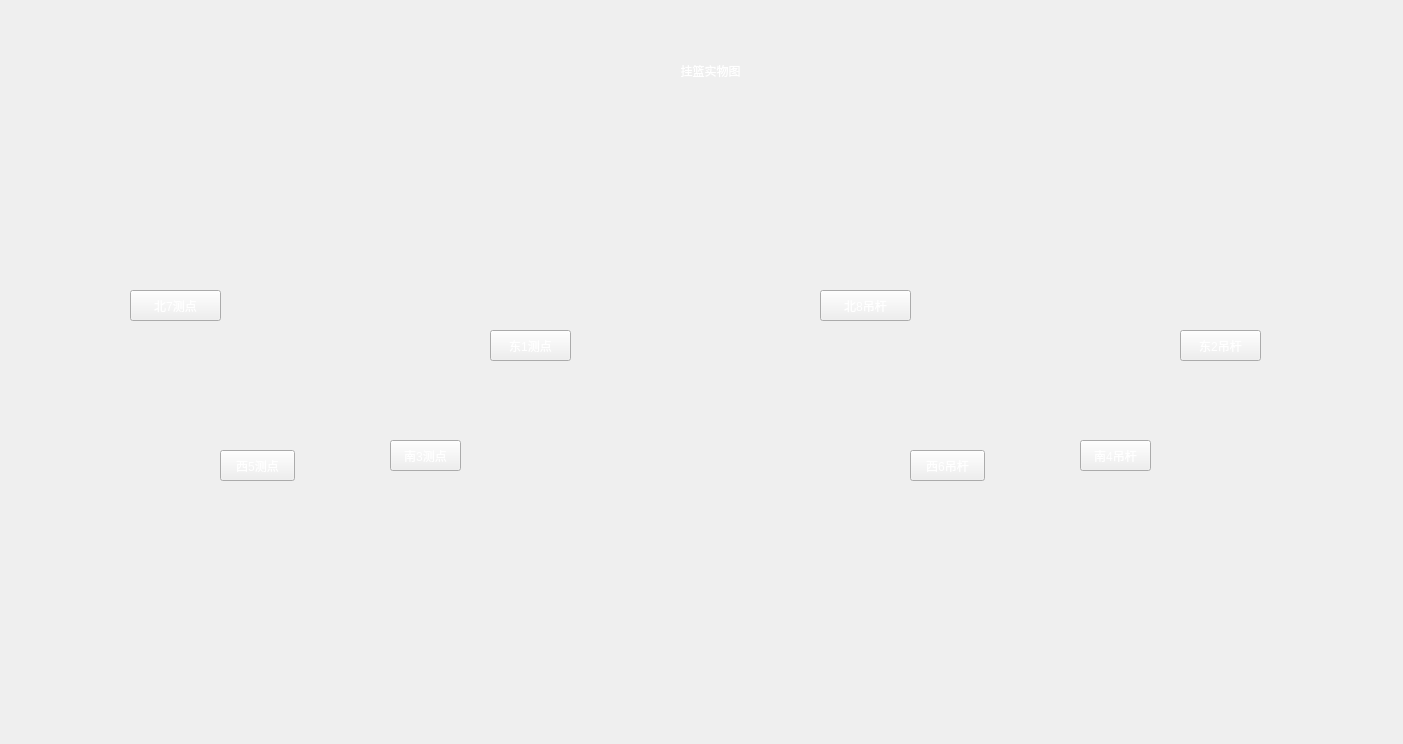
The window that homepage.ui (mynameyangtao/YuQianPro) describes before a commit, drawn with Qt 5.
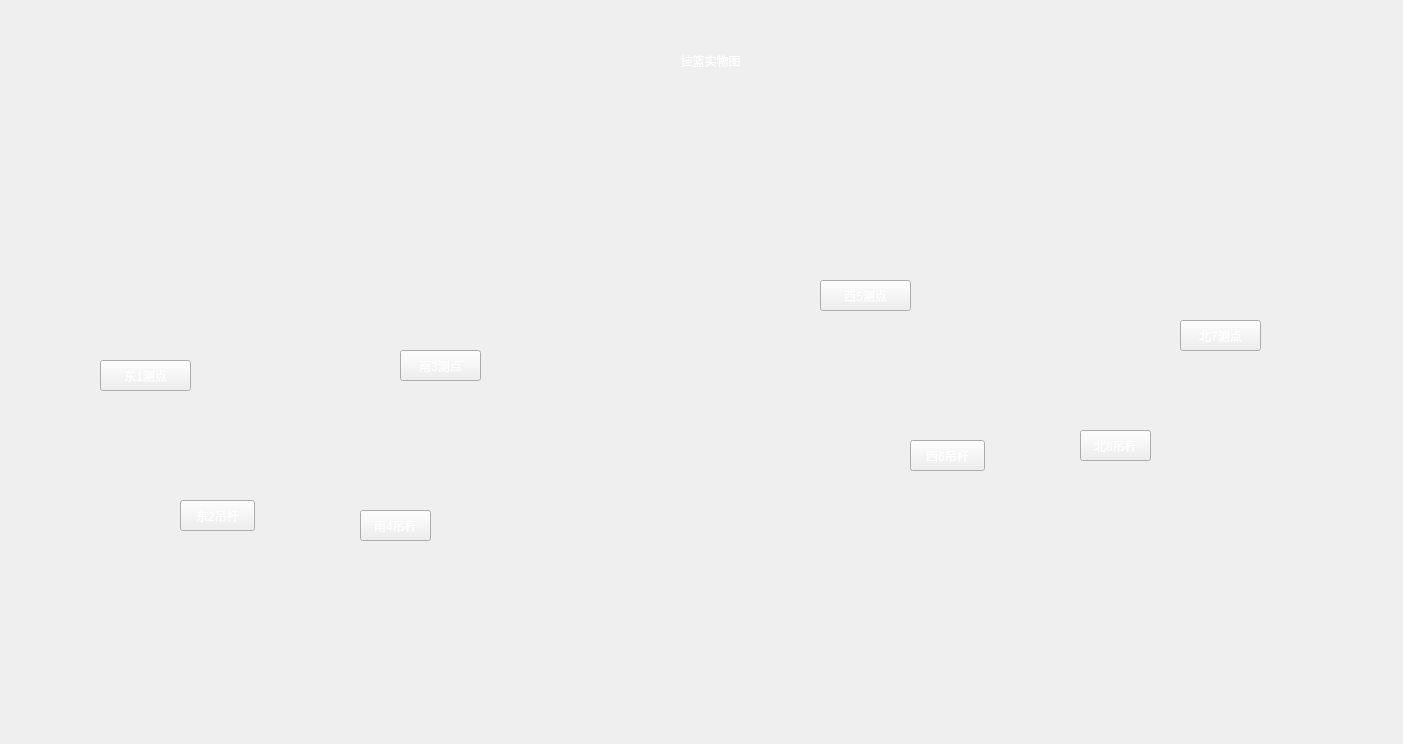
The same window after the commit. Icons and pictures are not drawn.

Patch:
```diff
--- a/homepage.ui
+++ b/homepage.ui
@@ -17,9 +17,9 @@
    <property name="geometry">
     <rect>
      <x>10</x>
-     <y>10</y>
+     <y>0</y>
      <width>1391</width>
-     <height>721</height>
+     <height>731</height>
     </rect>
    </property>
    <property name="styleSheet">
@@ -41,8 +41,8 @@
     <widget class="QPushButton" name="WestLeft">
      <property name="geometry">
       <rect>
-       <x>90</x>
-       <y>160</y>
+       <x>60</x>
+       <y>240</y>
        <width>91</width>
        <height>31</height>
       </rect>
@@ -53,14 +53,14 @@
 background-image: url(:/back/image/BG.jpg);</string>
      </property>
      <property name="text">
-      <string>北7测点</string>
+      <string>东1测点</string>
      </property>
     </widget>
     <widget class="QPushButton" name="WestSouth">
      <property name="geometry">
       <rect>
-       <x>180</x>
-       <y>320</y>
+       <x>140</x>
+       <y>380</y>
        <width>75</width>
        <height>31</height>
       </rect>
@@ -71,14 +71,14 @@
 background-image: url(:/back/image/BG.jpg);</string>
      </property>
      <property name="text">
-      <string>西5测点</string>
+      <string>东2吊杆</string>
      </property>
     </widget>
     <widget class="QPushButton" name="EastSouth">
      <property name="geometry">
       <rect>
-       <x>350</x>
-       <y>310</y>
+       <x>320</x>
+       <y>390</y>
        <width>71</width>
        <height>31</height>
       </rect>
@@ -89,14 +89,14 @@
 background-image: url(:/back/image/BG.jpg);</string>
      </property>
      <property name="text">
-      <string>南3测点</string>
+      <string>南4吊杆</string>
      </property>
     </widget>
     <widget class="QPushButton" name="EastNorth">
      <property name="geometry">
       <rect>
-       <x>450</x>
-       <y>200</y>
+       <x>360</x>
+       <y>230</y>
        <width>81</width>
        <height>31</height>
       </rect>
@@ -107,7 +107,7 @@
 background-image: url(:/back/image/BG.jpg);</string>
      </property>
      <property name="text">
-      <string>东1测点</string>
+      <string>南3测点</string>
      </property>
     </widget>
    </widget>
@@ -138,7 +138,7 @@
 background-image: url(:/back/image/BG1.jpg);</string>
      </property>
      <property name="text">
-      <string>北8吊杆</string>
+      <string>西5测点</string>
      </property>
     </widget>
     <widget class="QPushButton" name="WestSouth_1">
@@ -174,7 +174,7 @@
 background-image: url(:/back/image/BG1.jpg);</string>
      </property>
      <property name="text">
-      <string>东2吊杆</string>
+      <string>北7测点</string>
      </property>
     </widget>
     <widget class="QPushButton" name="EastSouth_1">
@@ -192,7 +192,7 @@
 background-image: url(:/back/image/BG1.jpg);</string>
      </property>
      <property name="text">
-      <string>南4吊杆</string>
+      <string>北8吊杆</string>
      </property>
     </widget>
    </widget>
```
Left out of the diff: 4 changed lines with no effect on the pictures.
